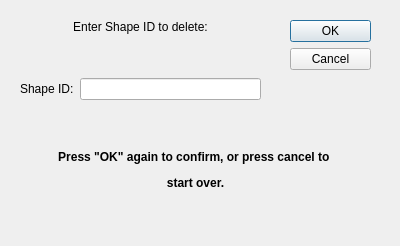
Before: the Qt Designer form deleteshape.ui in zChen-1/HWGP01, drawn with Qt 5.
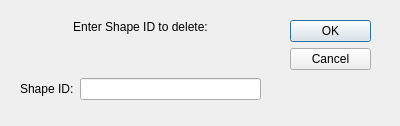
After: the same form once the commit is applied. Icons and pictures are not drawn.

Patch:
```diff
--- a/deleteshape.ui
+++ b/deleteshape.ui
@@ -7,7 +7,7 @@
     <x>0</x>
     <y>0</y>
     <width>400</width>
-    <height>246</height>
+    <height>126</height>
    </rect>
   </property>
   <property name="windowTitle">
@@ -75,22 +75,6 @@
     </item>
    </layout>
   </widget>
-  <widget class="QLabel" name="areYouSureLabel">
-   <property name="enabled">
-    <bool>true</bool>
-   </property>
-   <property name="geometry">
-    <rect>
-     <x>20</x>
-     <y>110</y>
-     <width>351</width>
-     <height>121</height>
-    </rect>
-   </property>
-   <property name="text">
-    <string>&lt;html&gt;&lt;head/&gt;&lt;body&gt;&lt;p align=&quot;center&quot;&gt;&lt;img src=&quot;:/new/images/img/areyousure.png&quot; width=&quot;250&quot;/&gt;&lt;/p&gt;&lt;p align=&quot;center&quot;&gt;&lt;span style=&quot; font-weight:600;&quot;&gt;Press &amp;quot;OK&amp;quot; again to confirm, or press cancel to &lt;/span&gt;&lt;/p&gt;&lt;p align=&quot;center&quot;&gt;&lt;span style=&quot; font-weight:600;&quot;&gt;start over.&lt;/span&gt;&lt;/p&gt;&lt;/body&gt;&lt;/html&gt;</string>
-   </property>
-  </widget>
  </widget>
  <resources/>
  <connections>
```
